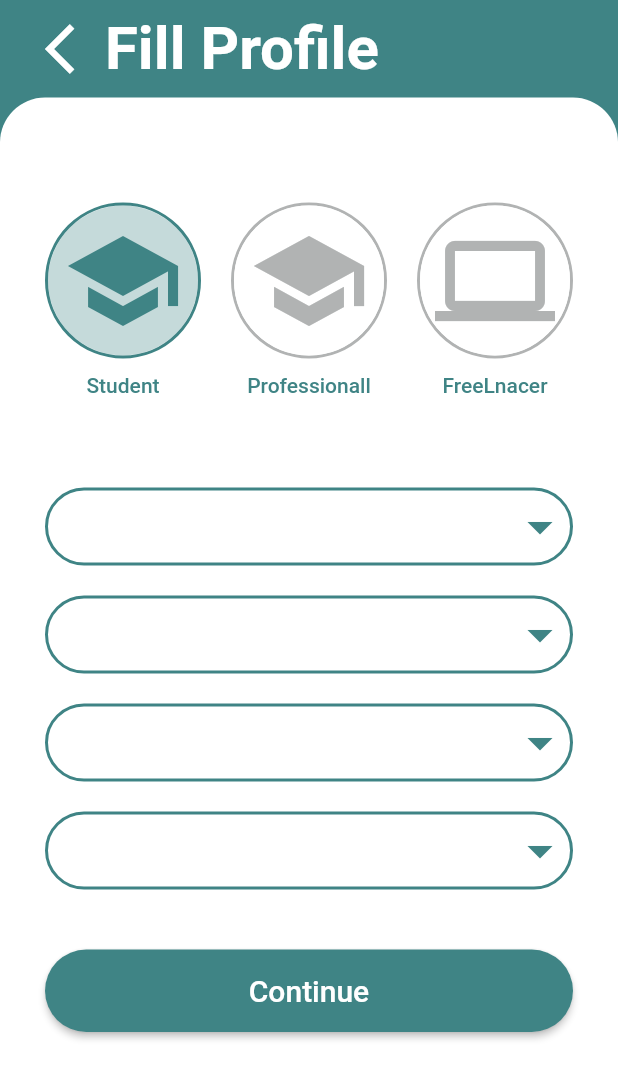
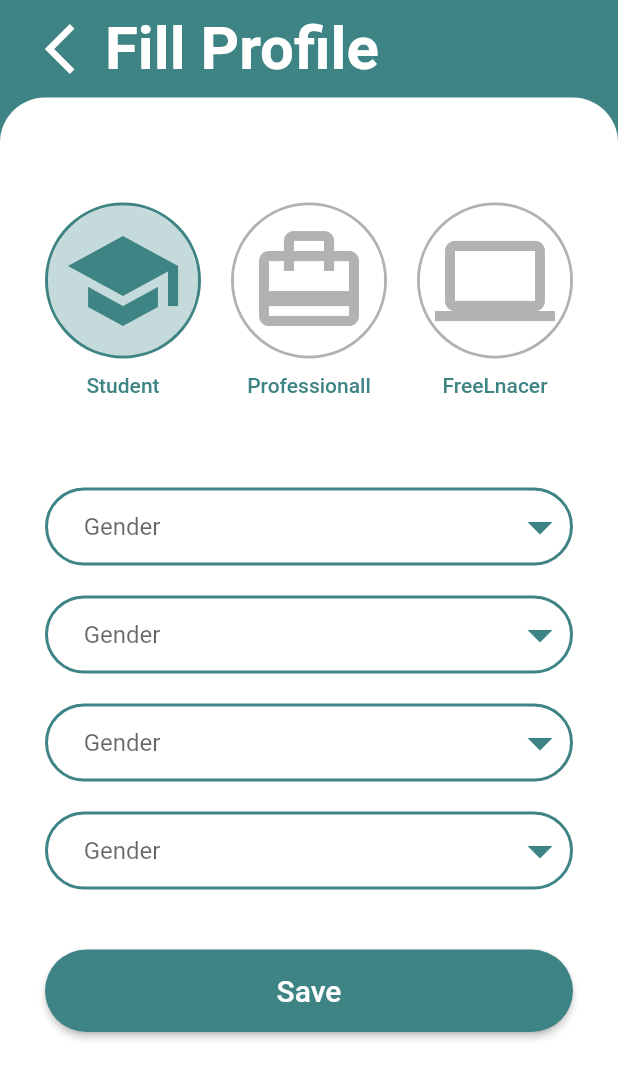
Before and after one commit to Ray0Emma/Roomie, a Flutter app: the screen it shows after launch, on a phone screen of 412 x 824 dp. Shown: the top 1079 px of the screen. Run offline on Flutter 3.47's test engine with Material 2 defaults, Android fonts, the phone set to English and light mode, and no system bars; our stand-ins replace animated_splash_screen, flutter_svg, get, google_nav_bar.

Commit message:
fead:add icon card_travel

```diff
--- a/lib/views/SignUp/signup.dart
+++ b/lib/views/SignUp/signup.dart
@@ -477,11 +477,8 @@ class _SignUp3State extends State<SignUp3> {
                     child: SingleChildScrollView(
 
                       child: Column(
-
-
-
-                       // mainAxisAlignment: MainAxisAlignment.spaceBetween,
-                        children: [      SizedBox(height: 40,),
+                        // mainAxisAlignment: MainAxisAlignment.spaceBetween,
+                        children: [SizedBox(height: 40,),
                          Row(
                            mainAxisAlignment: MainAxisAlignment.spaceBetween,
                            children: [
@@ -489,7 +486,6 @@ class _SignUp3State extends State<SignUp3> {
                                 Container(
                                   padding: EdgeInsets.all(0),
                                   decoration:BoxDecoration(
-
                                       border: Border.all(color: AppColors.PRIMARY_COLOR,width: 2),
                                       borderRadius:BorderRadius.all(Radius.circular(200))
                                   ),
@@ -514,7 +510,7 @@ class _SignUp3State extends State<SignUp3> {
 
                                child:CircleAvatar(radius:50,child: Container(
 
-                                   child: Icon(Icons.school,color:AppColors.GRAY_Forced,size:80,)),
+                                   child: Icon(Icons.card_travel,color:AppColors.GRAY_Forced,size:80,)),
                                    backgroundColor:Colors.white
                                ),
                              ),
@@ -563,7 +559,7 @@ class _SignUp3State extends State<SignUp3> {
                                     ),
                                     child: DropdownButtonHideUnderline(
                                       child: DropdownButton<String>(
-
+                                         hint: Text("      "+listGender[0]),
                                           isExpanded: true,
                                           iconSize: 40,
                                           iconEnabledColor:AppColors.PRIMARY_COLOR,
@@ -592,7 +588,7 @@ class _SignUp3State extends State<SignUp3> {
                                     ),
                                     child: DropdownButtonHideUnderline(
                                       child: DropdownButton<String>(
-
+                                          hint: Text("      "+listGender[0]),
                                           isExpanded: true,
                                           iconSize: 40,
                                           iconEnabledColor:AppColors.PRIMARY_COLOR,
@@ -621,7 +617,7 @@ class _SignUp3State extends State<SignUp3> {
                                     ),
                                     child: DropdownButtonHideUnderline(
                                       child: DropdownButton<String>(
-
+                                          hint: Text("      "+listGender[0]),
                                           isExpanded: true,
                                           iconSize: 40,
                                           iconEnabledColor:AppColors.PRIMARY_COLOR,
@@ -650,7 +646,7 @@ class _SignUp3State extends State<SignUp3> {
                                     ),
                                     child: DropdownButtonHideUnderline(
                                       child: DropdownButton<String>(
-
+                                          hint: Text("      "+listGender[0]),
                                           isExpanded: true,
                                           iconSize: 40,
                                           iconEnabledColor:AppColors.PRIMARY_COLOR,
@@ -678,7 +674,7 @@ class _SignUp3State extends State<SignUp3> {
                                       // signin();
                                     },
                                     child: Text(
-                                      "Continue",
+                                      "Save",
                                       style: TextStyle(fontSize: 20),
                                     ),
                                     style: ElevatedButton.styleFrom(
```
